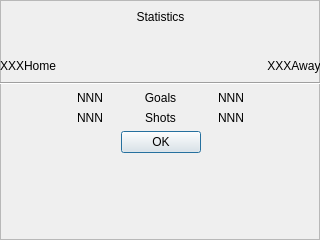
Above: halfstatisticsframe.ui from rochford/cutefootball before the change. Below: the same form after it.
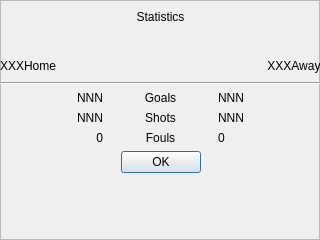
That is the form after the change. Icons and pictures are not drawn.

Diff of the .ui file:
```diff
--- a/halfstatisticsframe.ui
+++ b/halfstatisticsframe.ui
@@ -99,6 +99,16 @@
           </property>
          </widget>
         </item>
+        <item>
+         <widget class="QLabel" name="m_homeTeamFouls">
+          <property name="text">
+           <string notr="true">0</string>
+          </property>
+          <property name="alignment">
+           <set>Qt::AlignRight|Qt::AlignTrailing|Qt::AlignVCenter</set>
+          </property>
+         </widget>
+        </item>
        </layout>
       </item>
       <item>
@@ -123,6 +133,16 @@
           </property>
          </widget>
         </item>
+        <item>
+         <widget class="QLabel" name="label">
+          <property name="text">
+           <string>Fouls</string>
+          </property>
+          <property name="alignment">
+           <set>Qt::AlignCenter</set>
+          </property>
+         </widget>
+        </item>
        </layout>
       </item>
       <item>
@@ -141,6 +161,13 @@
           </property>
          </widget>
         </item>
+        <item>
+         <widget class="QLabel" name="m_awayTeamFouls">
+          <property name="text">
+           <string notr="true">0</string>
+          </property>
+         </widget>
+        </item>
        </layout>
       </item>
      </layout>
```
